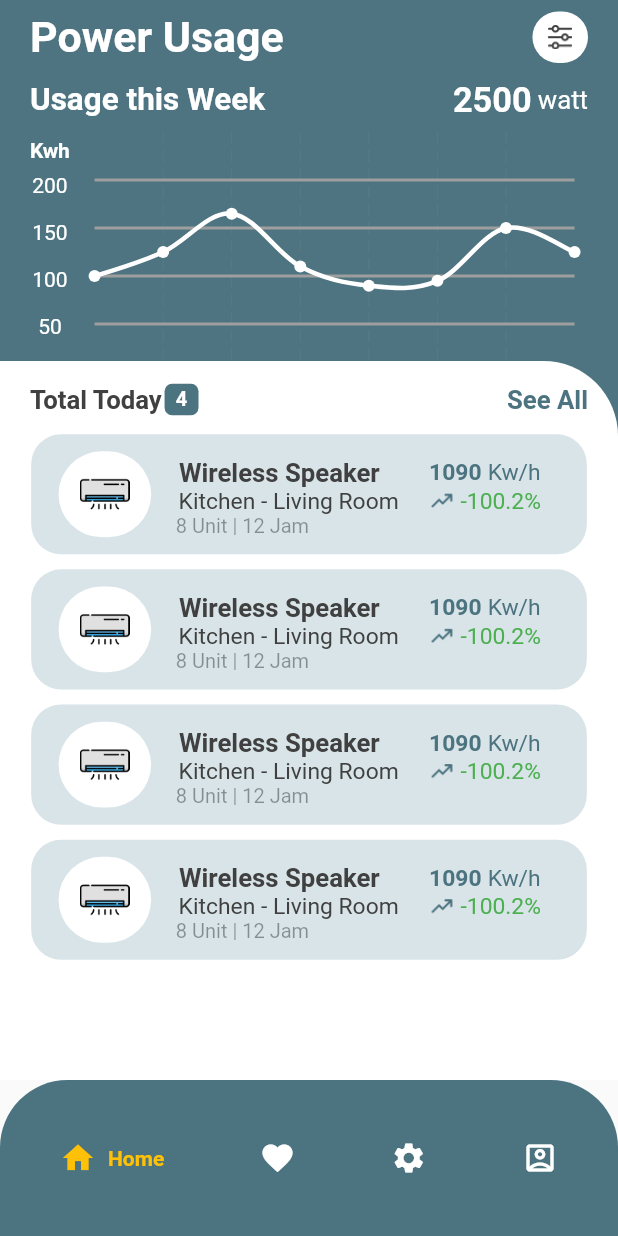
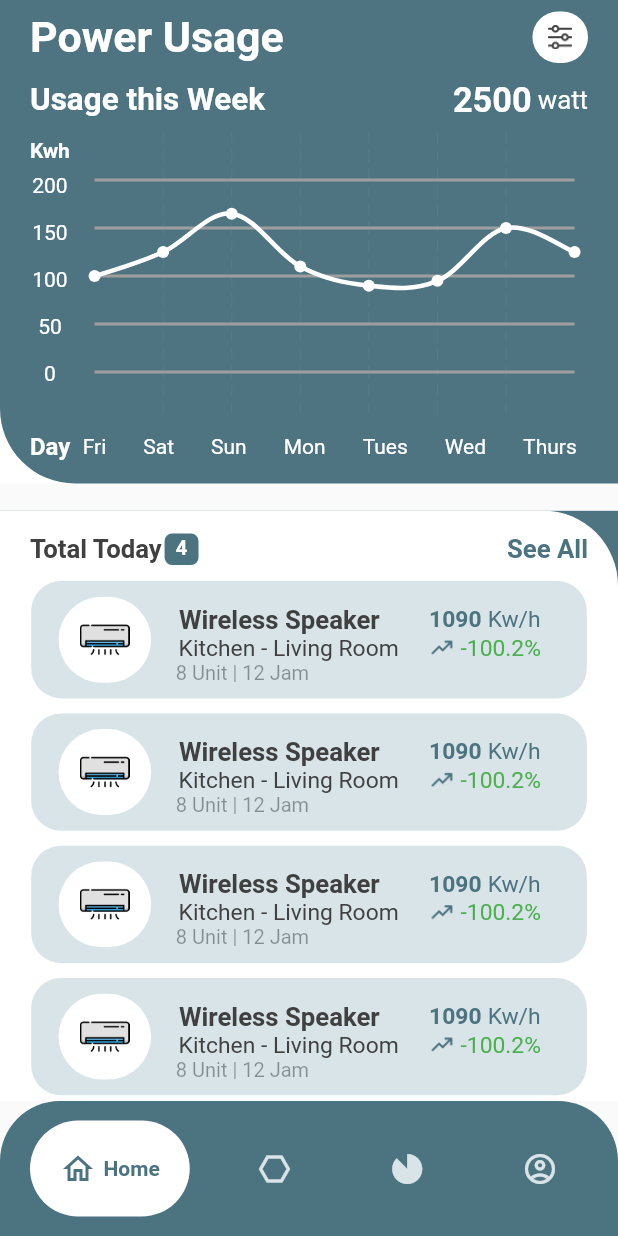
Before and after one commit to aasaif/SMART-HOME, a Flutter app: the screen it shows after launch, on a phone screen of 412 x 824 dp. Run offline on Flutter 3.47's test engine with Material 2 defaults, Android fonts, the phone set to English and light mode, and no system bars; drawn by our look-alikes of fl_chart, google_nav_bar; our stand-ins replace flutter_screenutil.

Commit message:
file uploaded

```diff
--- a/lib/main.dart
+++ b/lib/main.dart
@@ -1,8 +1,7 @@
 import 'package:flutter/material.dart';
 import 'package:flutter_screenutil/flutter_screenutil.dart';
-import 'package:smart_home_applications/pages/practice.dart';
-import 'package:smart_home_applications/pages/usage_page.dart';
-import 'package:smart_home_applications/utils/fiChart.dart';
+import 'package:smart_home_applications/pages/powerusage_page.dart';
+import 'package:smart_home_applications/utils/google_bottom_navbar.dart';
 
 void main() {
   runApp(const MyApp());
@@ -25,7 +24,8 @@ class MyApp extends StatelessWidget {
             theme: ThemeData(
               primarySwatch: Colors.blue,
             ),
-            home: //const FiChartPage(),
+            home: //const GoogleNavBar(),
+                //const FiChartPage(),
                 const UsagePage(),
             //const Practice(),
             //const HomePage(),
--- /dev/null
+++ b/lib/pages/powerusage_page.dart
@@ -0,0 +1,130 @@
+import 'package:flutter/material.dart';
+import 'package:flutter_screenutil/flutter_screenutil.dart';
+import 'package:google_nav_bar/google_nav_bar.dart';
+import 'package:smart_home_applications/storage/color_storage.dart';
+import 'package:smart_home_applications/utils/fiChart.dart';
+import 'package:smart_home_applications/utils/google_bottom_navbar.dart';
+import 'package:smart_home_applications/utils/secondListTile.dart';
+import 'package:smart_home_applications/utils/usage_lower_part.dart';
+import 'package:smart_home_applications/utils/usage_upper_part.dart';
+
+class UsagePage extends StatelessWidget {
+  const UsagePage({super.key});
+
+  @override
+  Widget build(BuildContext context) {
+    return Scaffold(
+        body: SafeArea(
+          child: Container(
+            width: MediaQuery.of(context).size.width,
+            height: MediaQuery.of(context).size.height,
+            child: Stack(
+              children: [
+                Container(
+                  height: 845.h,
+                  decoration: BoxDecoration(
+                    color: Colors.white,
+                  ),
+                ),
+                Container(
+                  height: 845.h,
+                  decoration: BoxDecoration(
+                    color: Color(0xFF4D7480),
+                    borderRadius: BorderRadius.only(
+                      bottomLeft: Radius.circular(50),
+                    ),
+                  ),
+                  //-----------------------
+                  child: UsageUpperPart(),
+                ),
+                Align(
+                  alignment: Alignment.bottomCenter,
+                  child: Container(
+                    height: 1031.4.h,
+                    decoration: BoxDecoration(
+                      color: Color(0xFF4D7480),
+                    ),
+                  ),
+                ),
+                Align(
+                  alignment: Alignment.bottomCenter,
+                  child: Container(
+                    height: 1031.7.h,
+                    decoration: BoxDecoration(
+                      color: Colors.white,
+                      borderRadius: BorderRadius.only(
+                        topRight: Radius.circular(50),
+                      ),
+                    ),
+                    child: Column(
+                      children: [
+                        SizedBox(height: 40.h),
+                        //text-------------------------------------
+                        Padding(
+                          padding: const EdgeInsets.only(left: 20.0, right: 20.0),
+                          child: Row(
+                            mainAxisAlignment: MainAxisAlignment.spaceBetween,
+                            children: [
+                              Row(
+                                children: [
+                                  Text(
+                                    "Total Today",
+                                    style: TextStyle(
+                                      fontSize: 45.sp,
+                                      color: textColor,
+                                      fontWeight: FontWeight.w600,
+                                    ),
+                                  ),
+                                  SizedBox(width: 5.h),
+                                  Container(
+                                    height: 55.h,
+                                    width: 55.w,
+                                    decoration: BoxDecoration(
+                                      color: main2Color,
+                                      borderRadius: BorderRadius.circular(5),
+                                    ),
+                                    child: Center(
+                                      child: Text(
+                                        '4',
+                                        style: TextStyle(
+                                          fontSize: 35.sp,
+                                          color: white,
+                                          fontWeight: FontWeight.w600,
+                                        ),
+                                      ),
+                                    ),
+                                  ),
+                                ],
+                              ),
+                              Text(
+                                "See All",
+                                style: TextStyle(
+                                  fontSize: 45.sp,
+                                  color: main2Color,
+                                  fontWeight: FontWeight.w600,
+                                ),
+                              ),
+                            ],
+                          ),
+                        ),
+                        SizedBox(height: 15.h),
+
+                        Column(
+                          children: [
+                            SecondListTile(),
+                            SecondListTile(),
+                            SecondListTile(),
+                            SecondListTile(),
+                          ],
+                        ),
+                      ],
+                    ),
+                  ),
+                ),
+              ],
+            ),
+          ),
+        ),
+        bottomNavigationBar: GoogleNavBar());
+  }
+}
--- a/lib/pages/usage_page.dart
+++ /dev/null
@@ -1,105 +0,0 @@
-import 'package:flutter/material.dart';
-import 'package:flutter_screenutil/flutter_screenutil.dart';
-import 'package:google_nav_bar/google_nav_bar.dart';
-import 'package:smart_home_applications/storage/color_storage.dart';
-import 'package:smart_home_applications/utils/fiChart.dart';
-import 'package:smart_home_applications/utils/usage_lower_part.dart';
-import 'package:smart_home_applications/utils/usage_upper_part.dart';
-
-class UsagePage extends StatelessWidget {
-  const UsagePage({super.key});
-
-  @override
-  Widget build(BuildContext context) {
-    return Scaffold(
-      body: SafeArea(
-        child: Container(
-          width: MediaQuery.of(context).size.width,
-          height: MediaQuery.of(context).size.height,
-          child: Stack(
-            children: [
-              Container(
-                height: 845.h,
-                decoration: BoxDecoration(
-                  color: Colors.white,
-                ),
-              ),
-              Container(
-                height: 845.h,
-                decoration: BoxDecoration(
-                  color: Color(0xFF4D7480),
-                  borderRadius: BorderRadius.only(
-                    bottomLeft: Radius.circular(50),
-                  ),
-                ),
-                //-----------------------
-                child: UsageUpperPart(),
-              ),
-              Align(
-                alignment: Alignment.bottomCenter,
-                child: Container(
-                  height: 1256.4.h,
-                  decoration: BoxDecoration(
-                    color: Color(0xFF4D7480),
-                  ),
-                ),
-              ),
-              Align(
-                alignment: Alignment.bottomCenter,
-                child: Container(
-                  height: 1256.7.h,
-                  decoration: BoxDecoration(
-                    color: Colors.white,
-                    borderRadius: BorderRadius.only(
-                      topRight: Radius.circular(50),
-                    ),
-                  ),
-                  child: UsageLowerPart(),
-                ),
-              ),
-            ],
-          ),
-        ),
-      ),
-      bottomNavigationBar: Container(
-        decoration: BoxDecoration(
-            color: main2Color,
-            borderRadius: BorderRadius.only(
-              topLeft: Radius.circular(45),
-              topRight: Radius.circular(45),
-            )),
-        child: Padding(
-          padding: const EdgeInsets.symmetric(
-            horizontal: 15.0,
-            vertical: 15,
-          ),
-          child: GNav(
-            backgroundColor: main2Color,
-            color: Colors.white,
-            activeColor: Colors.amber,
-            gap: 8,
-            tabs: const [
-              GButton(
-                icon: Icons.home,
-                text: 'Home',
-                //iconSize: 25,
-              ),
-              GButton(
-                icon: Icons.favorite,
-                text: 'Likes',
-              ),
-              GButton(
-                icon: Icons.settings,
-                text: 'Settings',
-              ),
-              GButton(
-                icon: Icons.account_box_outlined,
-                text: 'Account',
-              ),
-            ],
-          ),
-        ),
-      ),
-    );
-  }
-}
--- /dev/null
+++ b/lib/utils/google_bottom_navbar.dart
@@ -0,0 +1,55 @@
+import 'package:flutter/material.dart';
+import 'package:google_nav_bar/google_nav_bar.dart';
+import 'package:smart_home_applications/storage/color_storage.dart';
+
+class GoogleNavBar extends StatelessWidget {
+  const GoogleNavBar({super.key});
+
+  @override
+  Widget build(BuildContext context) {
+    return Container(
+      decoration: BoxDecoration(
+        color: main2Color,
+        borderRadius: BorderRadius.only(
+          topLeft: Radius.circular(40),
+          topRight: Radius.circular(40),
+        ),
+      ),
+      child: Padding(
+        padding: const EdgeInsets.symmetric(
+          vertical: 13,
+          horizontal: 20,
+        ),
+        child: GNav(
+          backgroundColor: main2Color,
+          color: surface2,
+          activeColor: main2Color,
+          tabBackgroundColor: Colors.white,
+          gap: 5,
+          onTabChange: (index) {
+            print(index);
+          },
+          padding: EdgeInsets.all(20),
+          tabs: const [
+            GButton(
+              icon: Icons.home_outlined,
+              text: "Home",
+            ),
+            GButton(
+              icon: Icons.hexagon_outlined,
+              text: "Smart",
+            ),
+            GButton(
+              icon: Icons.incomplete_circle,
+              text: "Usage",
+            ),
+            GButton(
+              icon: Icons.account_circle_outlined,
+              text: "Profile",
+            ),
+          ],
+        ),
+      ),
+    );
+  }
+}
--- a/lib/utils/secondListTile.dart
+++ b/lib/utils/secondListTile.dart
@@ -11,7 +11,7 @@ class SecondListTile extends StatelessWidget {
       padding: const EdgeInsets.only(left: 20.0, right: 20.0, top: 5.0, bottom: 5.0),
       child: Container(
         padding: EdgeInsets.all(10),
-        height: 210.h,
+        height: 205.h,
         width: 900.w,
         decoration: BoxDecoration(
           color: surface2,
--- a/lib/utils/usage_lower_part.dart
+++ b/lib/utils/usage_lower_part.dart
@@ -1,3 +1,4 @@
+/*
 import 'package:flutter/material.dart';
 import 'package:flutter_screenutil/flutter_screenutil.dart';
 import 'package:smart_home_applications/storage/color_storage.dart';
@@ -69,3 +70,4 @@ class UsageLowerPart extends StatelessWidget {
     );
   }
 }
+*/
--- a/pubspec.yaml
+++ b/pubspec.yaml
@@ -37,6 +37,8 @@ dependencies:
   flutter_screenutil: ^5.7.0
   fl_chart: ^0.63.0
   google_nav_bar: ^5.0.6
+
+  salomon_bottom_bar: ^3.3.2
 
 dev_dependencies:
   flutter_test:
```
Also changed, not shown: lib/pages/smarthome_page.dart (added), pubspec.lock.
